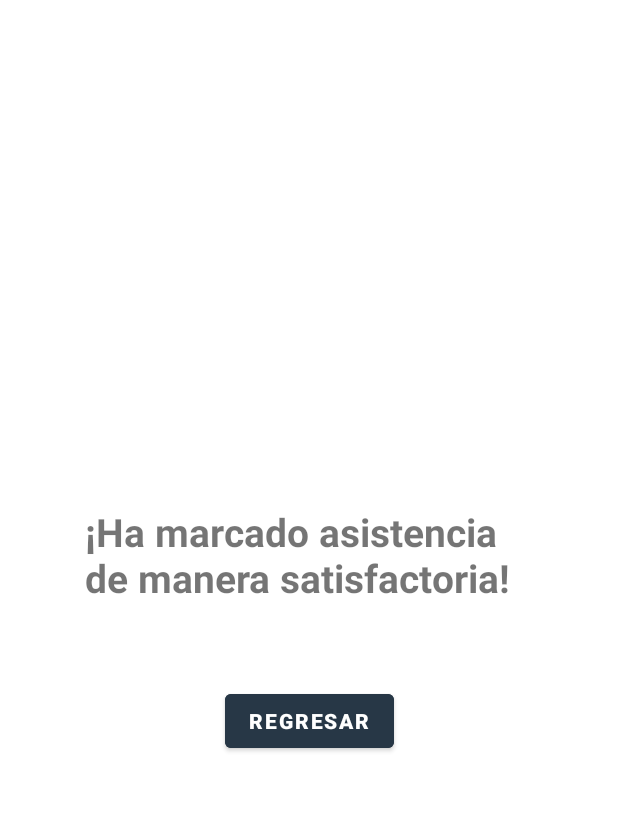
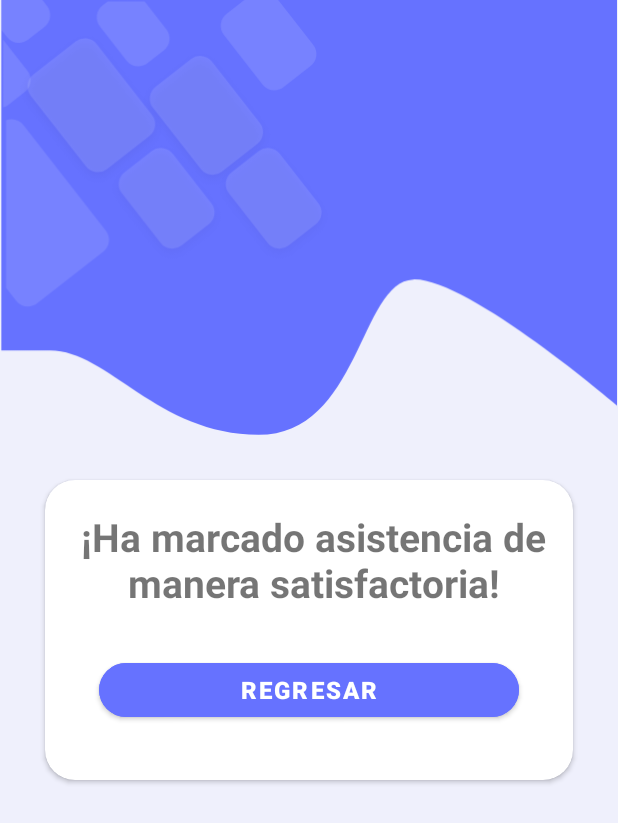
Before and after one commit to diegobejardelaguila/marcar-asistencia, an Android app: the layout activity_main6.xml on its own in the app's theme, with its tools: preview values and no code run, on a phone screen of 412 x 824 dp. Shown: the top 823 px of the screen. Run offline under Robolectric (Android 15) with nearby library versions, the phone set to English and light mode, and no system bars.

Commit message:
Mejorando la vista 6.

```diff
--- a/app/src/main/res/layout/activity_main6.xml
+++ b/app/src/main/res/layout/activity_main6.xml
@@ -1,30 +1,53 @@
 <?xml version="1.0" encoding="utf-8"?>
-<androidx.constraintlayout.widget.ConstraintLayout xmlns:android="http://schemas.android.com/apk/res/android"
+<androidx.constraintlayout.widget.ConstraintLayout
+    xmlns:android="http://schemas.android.com/apk/res/android"
     xmlns:app="http://schemas.android.com/apk/res-auto"
     xmlns:tools="http://schemas.android.com/tools"
     android:layout_width="match_parent"
     android:layout_height="match_parent"
+    android:background="@color/colorLogin"
     tools:context="ui.MainActivity6">
+
+    <ImageView
+        android:id="@+id/topActivity6"
+        android:layout_width="wrap_content"
+        android:layout_height="290dp"
+        android:background="@color/colorLogin"
+        android:src="@drawable/top_vista6"
+        app:layout_constraintEnd_toEndOf="parent"
+        app:layout_constraintStart_toStartOf="parent"
+        app:layout_constraintTop_toTopOf="parent" />
+
+    <LinearLayout
+        android:layout_width="match_parent"
+        android:layout_height="430dp"
+        android:background="@color/colorLogin"
+        app:layout_constraintEnd_toEndOf="parent"
+        app:layout_constraintStart_toStartOf="parent"
+        android:orientation="vertical"
+        app:layout_constraintTop_toBottomOf="@+id/topActivity6">
+
+        <androidx.cardview.widget.CardView
+            android:layout_width="match_parent"
+            android:layout_height="200dp"
+            android:layout_margin="30dp"
+            android:gravity="center"
+            android:orientation="vertical"
+            app:cardCornerRadius="20dp">
+
 
             <LinearLayout
                 android:layout_width="match_parent"
                 android:layout_height="match_parent"
                 android:orientation="vertical"
-        android:gravity="center"
-        app:layout_constraintBottom_toBottomOf="parent"
-        app:layout_constraintEnd_toEndOf="parent"
-        app:layout_constraintStart_toStartOf="parent"
-        app:layout_constraintTop_toTopOf="parent">
-
-        <androidx.constraintlayout.widget.ConstraintLayout
-            android:layout_width="match_parent"
-            android:layout_height="350dp">
+                android:gravity="center_horizontal">
 
                 <TextView
                     android:id="@+id/txtConfir"
-                android:layout_width="310dp"
-                android:layout_height="70dp"
-                android:layout_marginTop="100sp"
+                    android:layout_width="wrap_content"
+                    android:layout_height="wrap_content"
+                    android:layout_marginTop="20sp"
+                    android:gravity="center"
                     android:paddingStart="5sp"
                     android:text="@string/textConfir"
                     android:textSize="26sp"
@@ -34,18 +57,24 @@
                     app:layout_constraintTop_toTopOf="parent" />
 
                 <Button
-                android:id="@+id/btnIrMenu"
-                android:layout_width="wrap_content"
+                    android:id="@+id/btnMenu"
+                    android:layout_width="280dp"
                     android:layout_height="wrap_content"
-                android:layout_marginTop="50sp"
-                android:backgroundTint="@color/color_btn"
                     android:text="@string/regresarMenu"
+                    android:layout_marginTop="30sp"
+                    android:textColor="@color/white"
+                    android:textSize="16sp"
                     android:textStyle="bold"
-                app:layout_constraintEnd_toEndOf="parent"
-                app:layout_constraintStart_toStartOf="parent"
-                app:layout_constraintTop_toBottomOf="@+id/txtConfir" />
+                    app:cornerRadius="20dp"
+                    android:backgroundTint="@color/messageWelcome"
+                    />
+
+
+            </LinearLayout>
+        </androidx.cardview.widget.CardView>
+
+    </LinearLayout>
+
+
 
 </androidx.constraintlayout.widget.ConstraintLayout>
-    </LinearLayout>
-
-</androidx.constraintlayout.widget.ConstraintLayout>
```
Also changed, not shown: app/src/main/res/drawable-hdpi/top_vista6.png (added), app/src/main/res/drawable-ldpi/top_vista6.png (added), app/src/main/res/drawable-mdpi/top_vista6.png (added), app/src/main/res/drawable-xhdpi/top_vista6.png (added), app/src/main/res/drawable-xxhdpi/top_vista6.png (added), app/src/main/res/drawable-xxxhdpi/top_vista6.png (added). Lines whose indentation alone changed are shown as unchanged.
